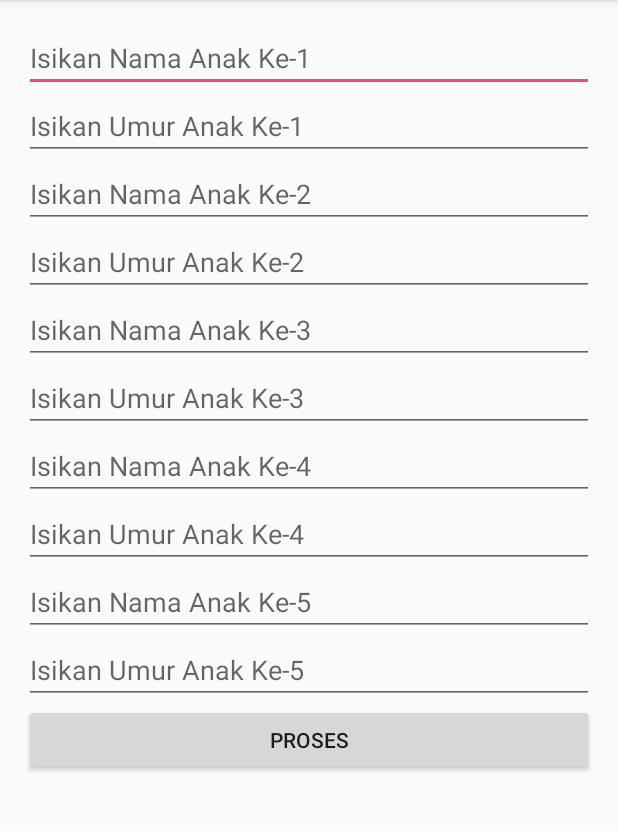
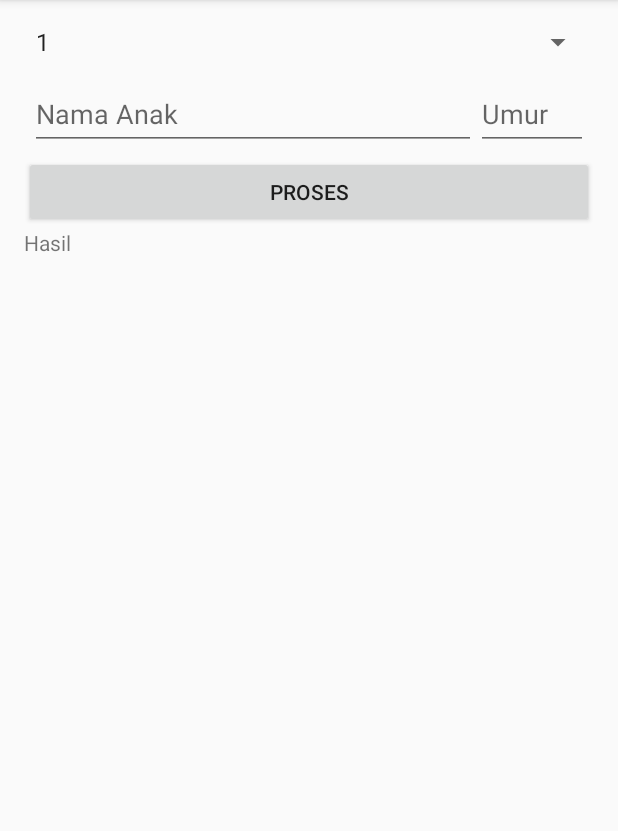
Before and after one commit to xwiksco/AdvancedWidget1, an Android app: the screen it shows after launch (MainActivity), on a phone screen of 412 x 824 dp, the part 84-915 px from its top. Run offline under Robolectric (Android 15) with nearby library versions, the phone set to English and light mode, and no system bars.

Commit message:
Widget Programming Final Part

```diff
--- a/app/build.gradle
+++ b/app/build.gradle
@@ -23,4 +23,5 @@ dependencies {
     compile fileTree(dir: 'libs', include: ['*.jar'])
     testCompile 'junit:junit:4.12'
     compile 'com.android.support:appcompat-v7:24.2.0'
+    compile 'com.android.support:design:24.2.0'
 }
--- a/app/src/main/java/id/sch/smktelkom_mlg/learn/advancedwidget1/MainActivity.java
+++ b/app/src/main/java/id/sch/smktelkom_mlg/learn/advancedwidget1/MainActivity.java
@@ -2,69 +2,88 @@ package id.sch.smktelkom_mlg.learn.advancedwidget1;
 
 import android.os.Bundle;
 import android.support.v7.app.AppCompatActivity;
-import android.text.InputType;
+import android.view.LayoutInflater;
 import android.view.View;
-import android.widget.Button;
+import android.widget.AdapterView;
+import android.widget.ArrayAdapter;
 import android.widget.EditText;
 import android.widget.LinearLayout;
+import android.widget.Spinner;
 import android.widget.TextView;
 
 public class MainActivity extends AppCompatActivity {
+
+    Spinner spJumlah;
+    LinearLayout llAnak;
+    TextView tvHasil;
+
 
     @Override
     protected void onCreate(Bundle savedInstanceState) {
         super.onCreate(savedInstanceState);
         setContentView(R.layout.activity_main);
 
-        final LinearLayout llMain = (LinearLayout) findViewById(R.id.LinearLayoutMain);
-        addEditText(llMain);
-        Button bProses = new Button(this);
-        doProses(llMain);
+        spJumlah = (Spinner) findViewById(R.id.spinnerJumlahAnak);
+        Integer[] arJumlah = new Integer[10];
+        for (int i = 0; i < 10; i++) {
+            arJumlah[i] = i + 1;
+        }
+        ArrayAdapter adapter = new ArrayAdapter<>(this,
+                android.R.layout.simple_spinner_item, arJumlah);
+        adapter.setDropDownViewResource(android.R.layout.simple_spinner_dropdown_item);
+        spJumlah.setAdapter(adapter);
 
-        bProses.setText("PROSES");
-        llMain.addView(bProses);
-        final TextView tvHasil = new TextView(this);
-        llMain.addView(tvHasil);
+        llAnak = (LinearLayout) findViewById(R.id.LinearLayoutAnak);
+        tvHasil = (TextView) findViewById(R.id.textViewHasil);
 
-        bProses.setOnClickListener(new View.OnClickListener() {
+        findViewById(R.id.buttonProses).setOnClickListener(new View.OnClickListener() {
             @Override
             public void onClick(View v) {
-                doProses(llMain);
+                doProses();
             }
         });
 
+        spJumlah.setOnItemSelectedListener(new AdapterView.OnItemSelectedListener() {
+            @Override
+            public void onItemSelected(AdapterView<?> AdapterView, View view, int i, long l) {
+                addEditText((int) spJumlah.getSelectedItem());
+            }
+
+            @Override
+            public void onNothingSelected(AdapterView<?> AdapterView) {
+                //
+            }
+        });
     }
 
-    private void doProses(LinearLayout llMain) {
+    private void addEditText(int jumlah) {
+
+        llAnak.removeAllViews();
+        for (int i = 1; i <= jumlah; i++) {
+            View v = LayoutInflater.from(this).inflate(R.layout.layout_anak, llAnak, false);
+            v.setTag("Anak " + i);
+            llAnak.addView(v);
+        }
+    }
+
+
+    private void doProses() {
+        int jumlah = (int) spJumlah.getSelectedItem();
         String hasil = "";
-        for (int i = 0; i < 5; i++) {
-            EditText etNama = (EditText) llMain.getChildAt(i * 2);
-            EditText etUmur = (EditText) llMain.getChildAt((i * 2) + 1);
+        for (int i = 1; i <= jumlah; i++) {
+            LinearLayout llNow = (LinearLayout) llAnak.findViewWithTag("Anak " + i);
 
-            String nama = etNama.getText().toString();
+            EditText etNama = (EditText) llNow.findViewById(R.id.editTextNama);
+            EditText etUmur = (EditText) llNow.findViewById(R.id.editTextUmur);
+
+            String nama = etNama.getText().toString().trim();
             String umur = etUmur.getText().toString();
 
             if (umur.isEmpty())
                 umur = "0";
-            if (!umur.isEmpty())
-                hasil += "Anak Ke-" + (i + 1) + " : " + nama + " Berusia " + umur + " Tahun\n";
+            if (!nama.isEmpty())
+                hasil += "Anak ke-" + i + ": " + nama + " umur " + umur + " tahun \n";
         }
-
-        TextView tvHasil = (TextView) llMain.getChildAt(11);
         tvHasil.setText(hasil);
     }
-
-    private void addEditText(LinearLayout llMain) {
-
-        for (int i = 1; i <= 5; i++) {
-            final EditText etNama = new EditText(this);
-            llMain.addView(etNama);
-            etNama.setHint("Isikan Nama Anak Ke-" + i);
-
-            final EditText etUmur = new EditText(this);
-            llMain.addView(etUmur);
-            etUmur.setHint("Isikan Umur Anak Ke-" + i);
-            etUmur.setInputType(InputType.TYPE_CLASS_NUMBER);
-        }
-    }
 }
--- a/app/src/main/res/layout/activity_main.xml
+++ b/app/src/main/res/layout/activity_main.xml
@@ -1,9 +1,13 @@
 <?xml version="1.0" encoding="utf-8"?>
-<LinearLayout xmlns:android="http://schemas.android.com/apk/res/android"
+<ScrollView xmlns:android="http://schemas.android.com/apk/res/android"
     xmlns:tools="http://schemas.android.com/tools"
     android:id="@+id/LinearLayoutMain"
     android:layout_width="match_parent"
-    android:layout_height="match_parent"
+    android:layout_height="match_parent">
+
+    <LinearLayout
+        android:layout_width="match_parent"
+        android:layout_height="wrap_content"
         android:orientation="vertical"
         android:paddingBottom="@dimen/activity_vertical_margin"
         android:paddingLeft="@dimen/activity_horizontal_margin"
@@ -11,5 +15,27 @@
         android:paddingTop="@dimen/activity_vertical_margin"
         tools:context="id.sch.smktelkom_mlg.learn.advancedwidget1.MainActivity">
 
+        <Spinner
+            android:id="@+id/spinnerJumlahAnak"
+            android:layout_width="match_parent"
+            android:layout_height="wrap_content" />
 
+        <LinearLayout
+            android:id="@+id/LinearLayoutAnak"
+            android:layout_width="match_parent"
+            android:layout_height="wrap_content"
+            android:orientation="vertical"></LinearLayout>
+
+        <Button
+            android:id="@+id/buttonProses"
+            android:layout_width="match_parent"
+            android:layout_height="wrap_content"
+            android:text="Proses" />
+
+        <TextView
+            android:id="@+id/textViewHasil"
+            android:layout_width="match_parent"
+            android:layout_height="wrap_content"
+            android:text="Hasil" />
     </LinearLayout>
+</ScrollView>
--- /dev/null
+++ b/app/src/main/res/layout/layout_anak.xml
@@ -0,0 +1,34 @@
+<?xml version="1.0" encoding="utf-8"?>
+<LinearLayout xmlns:android="http://schemas.android.com/apk/res/android"
+    android:layout_width="match_parent"
+    android:layout_height="match_parent"
+    android:padding="4dp"
+    android:weightSum="1">
+
+    <android.support.design.widget.TextInputLayout
+        android:layout_width="0dp"
+        android:layout_height="wrap_content"
+        android:layout_weight="0.8">
+
+        <android.support.design.widget.TextInputEditText
+            android:id="@+id/editTextNama"
+            android:layout_width="match_parent"
+            android:layout_height="match_parent"
+            android:hint="Nama Anak" />
+
+    </android.support.design.widget.TextInputLayout>
+
+    <android.support.design.widget.TextInputLayout
+        android:layout_width="0dp"
+        android:layout_height="wrap_content"
+        android:layout_weight="0.2">
+
+        <android.support.design.widget.TextInputEditText
+            android:id="@+id/editTextUmur"
+            android:layout_width="match_parent"
+            android:layout_height="match_parent"
+            android:hint="Umur"
+            android:maxLength="2" />
+
+    </android.support.design.widget.TextInputLayout>
+</LinearLayout>
--- a/build.gradle
+++ b/build.gradle
@@ -6,6 +6,7 @@ buildscript {
     }
     dependencies {
         classpath 'com.android.tools.build:gradle:2.1.2'
+        classpath 'com.neenbedankt.gradle.plugins:android-apt:1.8'
 
         // NOTE: Do not place your application dependencies here; they belong
         // in the individual module build.gradle files
```
Lines whose indentation alone changed are shown as unchanged.
